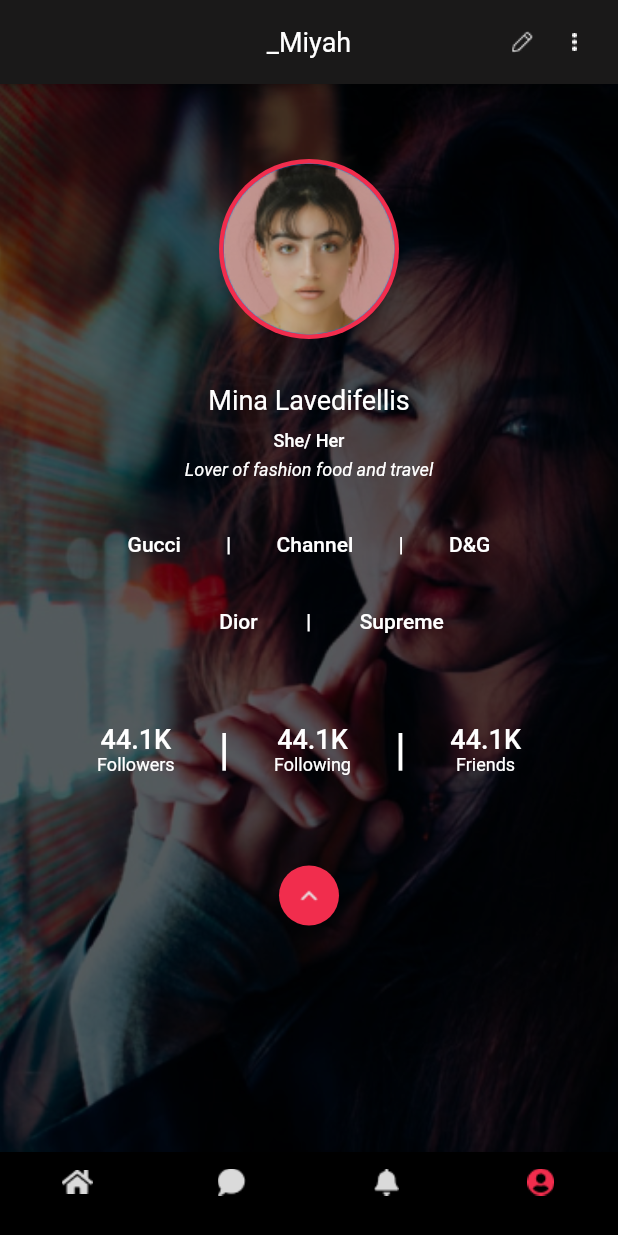
After one commit to androidKotlin-developer/mybranz, a Flutter app: the screen it shows after launch, swiped to page 4, on a phone screen of 412 x 824 dp. The commit adds this screen. Run offline on Flutter 3.47's test engine with Material 2 defaults, Android fonts, the phone set to English and light mode, and no system bars; our stand-ins replace camera, flutter_svg, google_fonts, share_plus, video_player; project files that could hold a hidden picture were left out.

Commit message:
profile page design complete

```diff
--- a/lib/screens/home_screen/home_screen.dart
+++ b/lib/screens/home_screen/home_screen.dart
@@ -1,6 +1,7 @@
 import 'package:flutter/material.dart';
 import 'package:mybranz/screens/chat/chat_page.dart';
 import 'package:mybranz/screens/home_screen/home_screen_widget.dart';
+import 'package:mybranz/screens/user_profile/user_profile.dart';
 
 class Home_screen extends StatefulWidget {
   const Home_screen({Key? key}) : super(key: key);
@@ -31,7 +32,7 @@ class _Home_screenState extends State<Home_screen> {
         return const HomeScreen_widget();
 
       default:
-        return const All_Chat();
+        return const User_Profile();
     }
   }
 
@@ -45,19 +46,19 @@ class _Home_screenState extends State<Home_screen> {
         unselectedItemColor: Colors.red,
         items:  [
           BottomNavigationBarItem(
-            icon:  Image.asset("assets/home.png" ,),
+            icon: _page == 0 ?  Image.asset("assets/selectedhome.png" ,)  : Image.asset("assets/home.png" ,),
             label: '',
           ),
           BottomNavigationBarItem(
-            icon: Image.asset("assets/chat1.png",),
+            icon: _page == 1 ? Image.asset("assets/selectedchat.png",) : Image.asset("assets/chat1.png",),
             label: '',
           ),
           BottomNavigationBarItem(
-            icon: Image.asset("assets/notification.png",),
+            icon: _page ==2 ?Image.asset("assets/selectednotification.png",):Image.asset("assets/notification.png",),
             label: '',
           ),
           BottomNavigationBarItem(
-            icon: Image.asset("assets/user.png",),
+            icon: _page == 3 ?Image.asset("assets/selecteduser.png",):Image.asset("assets/user.png",),
             label: '',
           ),
         ],
@@ -76,7 +77,7 @@ class _Home_screenState extends State<Home_screen> {
           });
         },
         controller: _controller,
-        children: const [HomeScreen_widget(), All_Chat(), HomeScreen_widget(), All_Chat()],
+        children: const [HomeScreen_widget(), All_Chat(), HomeScreen_widget(), User_Profile()],
       ),
     );
   }
--- a/lib/screens/teamUp/camera.dart
+++ b/lib/screens/teamUp/camera.dart
@@ -29,7 +29,7 @@ class _Open_CameraState extends State<Open_Camera> {
   _initCamera() async {
     final cameras = await availableCameras();
     final front = cameras.firstWhere(
-        (camera) => camera.lensDirection == CameraLensDirection.front);
+        (camera) => camera.lensDirection == CameraLensDirection.back);
     _cameraController = CameraController(front, ResolutionPreset.max);
     await _cameraController.initialize();
     setState(() {
--- /dev/null
+++ b/lib/screens/user_profile/user_profile.dart
@@ -0,0 +1,141 @@
+import 'package:flutter/material.dart';
+import 'package:google_fonts/google_fonts.dart';
+import 'package:mybranz/screens/user_profile/profile_setting.dart';
+
+class User_Profile extends StatefulWidget {
+  const User_Profile({Key? key}) : super(key: key);
+
+  @override
+  State<User_Profile> createState() => _User_ProfileState();
+}
+
+class _User_ProfileState extends State<User_Profile> {
+  @override
+  Widget build(BuildContext context) {
+    return Scaffold(
+      appBar: AppBar(
+        backgroundColor: Color(0xFF1A1919),
+        elevation: 2,
+        title: Text(
+          '_Miyah',
+          style: GoogleFonts.roboto(
+              fontSize: 18, fontWeight: FontWeight.w400, color: Colors.white),
+        ),
+        centerTitle: true,
+        actions: [
+          Image.asset(
+            'assets/images/pencile.png',
+            color: Colors.white,
+          ),
+          InkWell(
+            onTap: (){
+              Navigator.push(context, MaterialPageRoute(builder: (context) => Profile_settings()));
+            },
+            child: Image.asset(
+            'assets/images/edit.png',
+            color: Colors.white,
+          ),),
+          SizedBox(
+            width: 22,
+          )
+        ],
+      ),
+      body: Container(
+        height: MediaQuery.of(context).size.height,
+        width: MediaQuery.of(context).size.width,
+        decoration: BoxDecoration(
+            image: DecorationImage(
+                image: AssetImage('assets/images/probg.png'),
+                fit: BoxFit.cover)),
+        child: SingleChildScrollView(
+          physics: BouncingScrollPhysics(),
+          child: Column(
+          crossAxisAlignment: CrossAxisAlignment.center,
+          children: [
+            Container(
+              margin: EdgeInsets.only(top: 50),
+              child: CircleAvatar(
+                child: CircleAvatar(
+                  radius: 57,
+                  backgroundImage: AssetImage('assets/images/propic.png'),
+                ),
+                radius: 60.0,
+                backgroundColor: Color(0xFFF12D4D),
+              ),
+            ),
+            Container(margin: EdgeInsets.only(top: 30), child: Text(
+              'Mina Lavedifellis',
+              style: GoogleFonts.roboto(
+                  fontWeight: FontWeight.w400,
+                  fontSize: 18,
+                  color: Colors.white),
+            ),),
+            Container(margin: EdgeInsets.only(top: 10), child: Text(
+              'She/ Her',
+              style: GoogleFonts.roboto(
+                  fontWeight: FontWeight.w500,
+                  fontSize: 12,
+                  color: Colors.white),
+            ),),
+            Container(margin: EdgeInsets.only(top: 5), child: Text(
+              'Lover of fashion food and travel',
+              style: GoogleFonts.roboto(
+                  fontWeight: FontWeight.w400,
+                  fontSize: 12,
+                  fontStyle: FontStyle.italic,
+                  color: Colors.white),
+            ),),
+            Container(margin: EdgeInsets.only(top: 35 , left: 70 , right: 70),
+              child: Row(
+                mainAxisAlignment: MainAxisAlignment.spaceAround,
+                children: [
+                  Text('Gucci',style: GoogleFonts.roboto(fontSize: 14 , fontWeight: FontWeight.w500 , color: Colors.white),),
+                  Text('|',style: GoogleFonts.roboto(fontSize: 14 , fontWeight: FontWeight.w500 , color: Colors.white),),
+                  Text('Channel',style: GoogleFonts.roboto(fontSize: 14 , fontWeight: FontWeight.w500 , color: Colors.white),),
+                  Text('|',style: GoogleFonts.roboto(fontSize: 14 , fontWeight: FontWeight.w500 , color: Colors.white),),
+                  Text('D&G',style: GoogleFonts.roboto(fontSize: 14 , fontWeight: FontWeight.w500 , color: Colors.white),),
+                ],),),
+            Container(margin: EdgeInsets.only(top: 35 , left: 130 , right: 100),
+              child: Row(
+                crossAxisAlignment: CrossAxisAlignment.center,
+                mainAxisAlignment: MainAxisAlignment.spaceAround,
+                children: [
+                  Text('Dior',style: GoogleFonts.roboto(fontSize: 14 , fontWeight: FontWeight.w500 , color: Colors.white),),
+                  Text('|',style: GoogleFonts.roboto(fontSize: 14 , fontWeight: FontWeight.w500 , color: Colors.white),),
+                  Text('Supreme',style: GoogleFonts.roboto(fontSize: 14 , fontWeight: FontWeight.w500 , color: Colors.white),),
+                ],),),
+            Container(margin: EdgeInsets.only(top: 60 , left: 50 , right: 50),
+              child: Row(
+                mainAxisAlignment: MainAxisAlignment.spaceAround,
+                children: [
+                  Column(children: [
+                    Text('44.1K' , style: GoogleFonts.roboto(fontWeight: FontWeight.w500 , fontSize: 18 , color: Colors.white),),
+                    Text('Followers' , style: GoogleFonts.roboto(fontWeight: FontWeight.w400 , fontSize: 12 , color: Colors.white),)
+                  ],),
+                  Text('|' ,style: GoogleFonts.roboto(color: Colors.white ,fontSize: 30),),
+                  Column(children: [
+                    Text('44.1K' , style: GoogleFonts.roboto(fontWeight: FontWeight.w500 , fontSize: 18 , color: Colors.white),),
+                    Text('Following' , style: GoogleFonts.roboto(fontWeight: FontWeight.w400 , fontSize: 12 , color: Colors.white),)
+                  ],),
+                  Text('|' ,style: GoogleFonts.roboto(color: Colors.white ,fontSize: 30),),
+                  Column(children: [
+                    Text('44.1K' , style: GoogleFonts.roboto(fontWeight: FontWeight.w500 , fontSize: 18 , color: Colors.white),),
+                    Text('Friends' , style: GoogleFonts.roboto(fontWeight: FontWeight.w400 , fontSize: 12 , color: Colors.white),)
+                  ],),
+
+                ],
+              ),
+            ),
+            Container(margin: EdgeInsets.only(top: 60),
+              child: CircleAvatar(
+                radius: 20,
+                backgroundColor: Color(0xFFF12D4D),
+                child: Image.asset('assets/images/uparrow.png' , height: 30),
+              ),)
+          ],
+        ),
+        ),
+      ),
+    );
+  }
+}
```
Also changed, not shown: lib/screens/chat/chat_page.dart (+23 -16 lines), lib/screens/chat/chat_screen.dart (+46 -5 lines), lib/screens/home_screen/home_screen_widget.dart (+16 -8 lines), lib/screens/setting_screens/my_account.dart (added, +17 -0 lines), lib/screens/setting_screens/privacy_security.dart (added, +77 -0 lines), lib/screens/setting_screens/search_profile.dart (added, +19 -0 lines), lib/screens/setting_screens/share_screen.dart (added, +19 -0 lines), lib/screens/user_profile/profile_setting.dart (added, +77 -0 lines), assets/images/edit.png (added), assets/images/forwardarrow.png (added), assets/images/pencile.png (added), assets/images/uparrow.png (added), assets/selectednotification.png.
